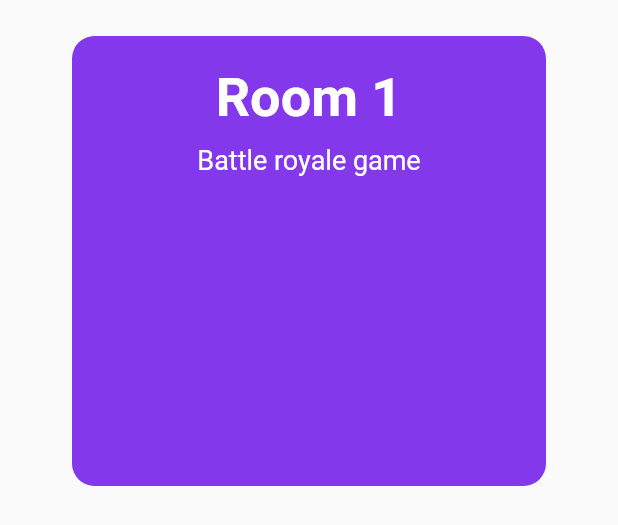
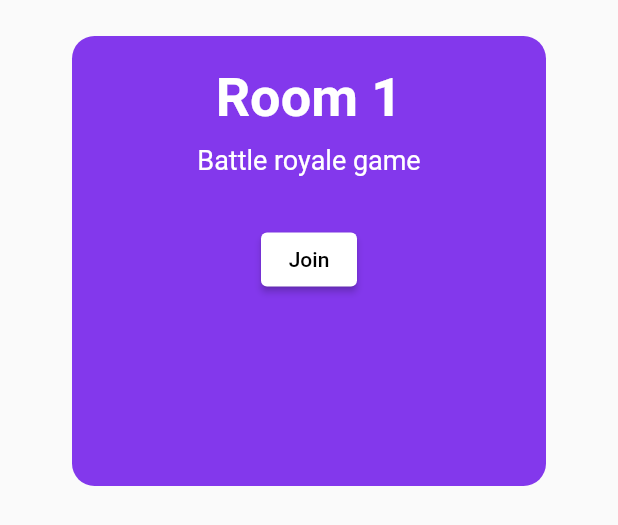
Before and after one commit to tsoonjin/wakawaka, a Flutter app: the PostItem widget shown alone on an empty page, opened directly, on a phone screen of 412 x 824 dp. Shown: the top 525 px of the screen. Run offline on Flutter 3.47's test engine with Material 2 defaults, Android fonts, the phone set to English and light mode, and no system bars; our stand-ins replace csv, dio, flutter_riverpod, freezed_annotation, go_router; generated files the repository leaves out were written again; network calls fail.

Commit message:
Fix API call and add button

```diff
--- a/lib/models/game_socket_request.dart
+++ b/lib/models/game_socket_request.dart
@@ -5,8 +5,9 @@ part 'game_socket_request.g.dart';
 @JsonSerializable()
 class GameSocketRequest {
   final String name;
+  final int? roomId;
 
-  GameSocketRequest(this.name);
+  GameSocketRequest(this.name, [this.roomId]);
 
   factory GameSocketRequest.fromJson(Map<String, dynamic> json) =>
       _$GameSocketRequestFromJson(json);
--- a/lib/models/post.dart
+++ b/lib/models/post.dart
@@ -1,3 +1,6 @@
+import 'package:json_annotation/json_annotation.dart';
+
+@JsonSerializable()
 class Post {
     final int id;
     final String title;
--- a/lib/services/game_service.dart
+++ b/lib/services/game_service.dart
@@ -14,7 +14,7 @@ class GameService {
 
         if (response.statusCode == 200) {
             final result = response.data;
-            return result.map((post) => Post.fromJson(post)).toList();
+            return result.map<Post>((json) => Post.fromJson(json)).toList();
         } else {
             throw Exception("Failed to get all rooms");
         }
--- a/lib/views/landing/landing_screen.dart
+++ b/lib/views/landing/landing_screen.dart
@@ -80,7 +80,7 @@ class LandingScreenState extends State<LandingScreen> {
                             const SnackBar(content: Text('Processing Data')),
                         );
                         print(usernameController.text);
-                        widget.provider.connectServer(usernameController.text);
+                        widget.provider.connectServer();
                         // GoRouter.of(context).push('/games');
                     }
                 },
--- a/lib/views/lobby/widgets/post_overview.dart
+++ b/lib/views/lobby/widgets/post_overview.dart
@@ -1,4 +1,5 @@
 import 'package:flutter/material.dart';
+import 'package:waka/services/game_service.dart';
 
 class PostItem extends StatelessWidget {
 
@@ -37,7 +38,17 @@ class PostItem extends StatelessWidget {
                       fontSize: 18,
                       decoration: TextDecoration.none,
                       color: Colors.white
-                  ),)
+                  ),),
+                const SizedBox(height: 32),
+                ElevatedButton(
+                    style: ElevatedButton.styleFrom(
+                        primary: Colors.white
+                    ),
+                    onPressed: () {
+                        print("Join game");
+                    },
+                    child: const Text('Join'),
+                ),
               ],
             ),
           ),
```
Also changed, not shown: lib/view_models/realtime_game_provider.dart (+12 -3 lines).
